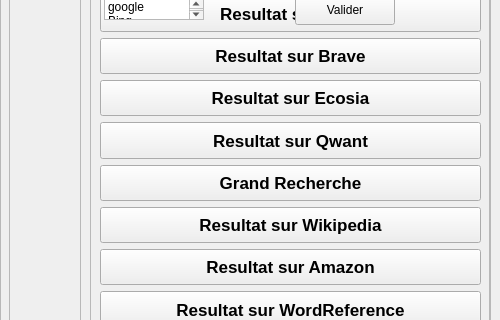
This is cuirecherche.ui in Arrera-Software/Arrera-Recherche as Qt 5 draws it before an edit; both pictures show x 0 to 500 and y 149 to 469 of the 500 by 600 pixel window. The edited form follows.
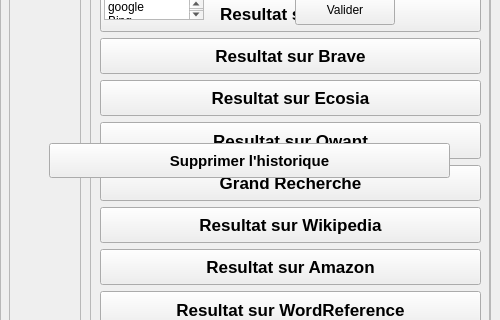
This is the edited form. Icons and pictures are not drawn.

Commit message: Ajout de la suppression de l'historique

Patch:
```diff
--- a/cuirecherche.ui
+++ b/cuirecherche.ui
@@ -657,6 +657,69 @@
       <bool>false</bool>
      </property>
     </widget>
+    <widget class="QWidget" name="horizontalLayoutWidget_4">
+     <property name="geometry">
+      <rect>
+       <x>0</x>
+       <y>280</y>
+       <width>481</width>
+       <height>61</height>
+      </rect>
+     </property>
+     <layout class="QHBoxLayout" name="horizontalLayout_3">
+      <item>
+       <spacer name="horizontalSpacer_5">
+        <property name="orientation">
+         <enum>Qt::Horizontal</enum>
+        </property>
+        <property name="sizeType">
+         <enum>QSizePolicy::Preferred</enum>
+        </property>
+        <property name="sizeHint" stdset="0">
+         <size>
+          <width>40</width>
+          <height>20</height>
+         </size>
+        </property>
+       </spacer>
+      </item>
+      <item>
+       <widget class="QPushButton" name="IDC_CLEARHIST">
+        <property name="minimumSize">
+         <size>
+          <width>0</width>
+          <height>35</height>
+         </size>
+        </property>
+        <property name="font">
+         <font>
+          <pointsize>11</pointsize>
+          <bold>true</bold>
+         </font>
+        </property>
+        <property name="text">
+         <string>Supprimer l'historique</string>
+        </property>
+       </widget>
+      </item>
+      <item>
+       <spacer name="horizontalSpacer_6">
+        <property name="orientation">
+         <enum>Qt::Horizontal</enum>
+        </property>
+        <property name="sizeType">
+         <enum>QSizePolicy::Preferred</enum>
+        </property>
+        <property name="sizeHint" stdset="0">
+         <size>
+          <width>40</width>
+          <height>20</height>
+         </size>
+        </property>
+       </spacer>
+      </item>
+     </layout>
+    </widget>
    </widget>
   </widget>
   <widget class="QStatusBar" name="statusbar"/>
```
The commit also changes 2 other files.
